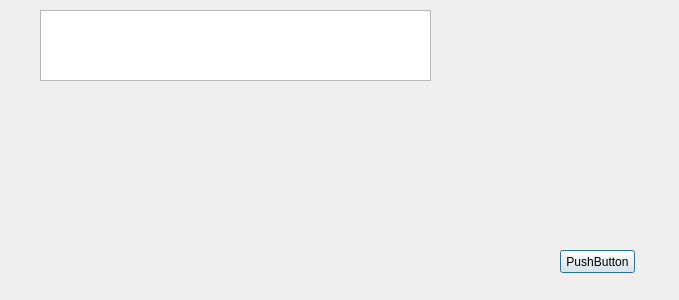
The window that modules/AdaptiveThreshold/AdaptiveThreshold.ui (3dct/open_iA) describes before a commit, drawn with Qt 5.
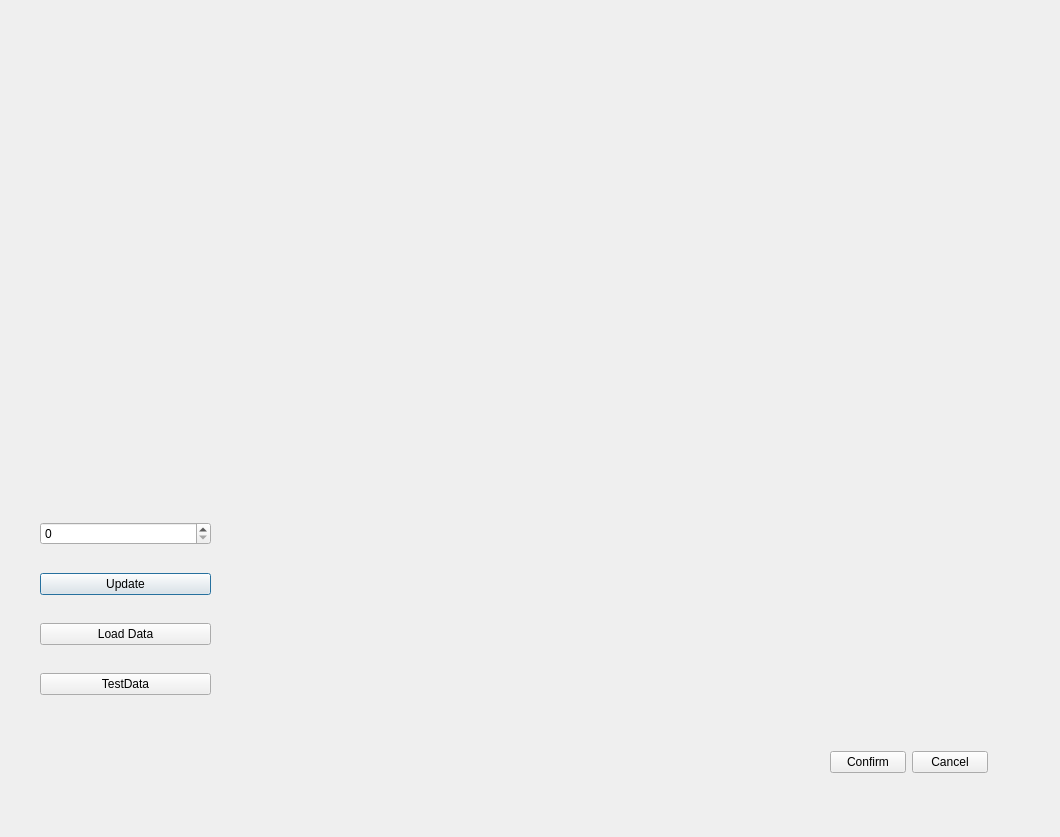
The same window after the commit.

Commit message: Prepare GUI for visualsiation

What changed in the file:
```diff
--- a/modules/AdaptiveThreshold/AdaptiveThreshold.ui
+++ b/modules/AdaptiveThreshold/AdaptiveThreshold.ui
@@ -6,35 +6,85 @@
    <rect>
     <x>0</x>
     <y>0</y>
-    <width>679</width>
-    <height>300</height>
+    <width>1060</width>
+    <height>837</height>
    </rect>
   </property>
   <property name="windowTitle">
    <string>Dialog</string>
   </property>
-  <widget class="QPushButton" name="pushButton">
+  <widget class="QWidget" name="gridLayoutWidget">
    <property name="geometry">
     <rect>
-     <x>560</x>
-     <y>250</y>
-     <width>75</width>
-     <height>23</height>
+     <x>40</x>
+     <y>500</y>
+     <width>171</width>
+     <height>221</height>
     </rect>
    </property>
-   <property name="text">
-    <string>PushButton</string>
-   </property>
+   <layout class="QGridLayout" name="gridLayout">
+    <item row="1" column="0">
+     <widget class="QPushButton" name="pushButton_2">
+      <property name="text">
+       <string>Update</string>
+      </property>
+     </widget>
+    </item>
+    <item row="0" column="0">
+     <widget class="QSpinBox" name="spinBox"/>
+    </item>
+    <item row="2" column="0">
+     <widget class="QPushButton" name="pushButton_4">
+      <property name="text">
+       <string>Load Data</string>
+      </property>
+     </widget>
+    </item>
+    <item row="3" column="0">
+     <widget class="QPushButton" name="pushButton_5">
+      <property name="text">
+       <string>TestData</string>
+      </property>
+     </widget>
+    </item>
+   </layout>
   </widget>
-  <widget class="QTextEdit" name="textEdit">
+  <widget class="QWidget" name="verticalLayoutWidget">
    <property name="geometry">
     <rect>
      <x>40</x>
-     <y>10</y>
-     <width>391</width>
-     <height>71</height>
+     <y>30</y>
+     <width>1001</width>
+     <height>431</height>
     </rect>
    </property>
+   <layout class="QVBoxLayout" name="mainLayout"/>
+  </widget>
+  <widget class="QWidget" name="gridLayoutWidget_2">
+   <property name="geometry">
+    <rect>
+     <x>830</x>
+     <y>750</y>
+     <width>158</width>
+     <height>25</height>
+    </rect>
+   </property>
+   <layout class="QHBoxLayout" name="horizontalLayout">
+    <item>
+     <widget class="QPushButton" name="pushButton">
+      <property name="text">
+       <string>Confirm</string>
+      </property>
+     </widget>
+    </item>
+    <item>
+     <widget class="QPushButton" name="pushButton_3">
+      <property name="text">
+       <string>Cancel</string>
+      </property>
+     </widget>
+    </item>
+   </layout>
   </widget>
  </widget>
  <resources/>
```
Left out of the diff: 28 changed lines with no effect on the pictures. The commit also changes 3 other files.
